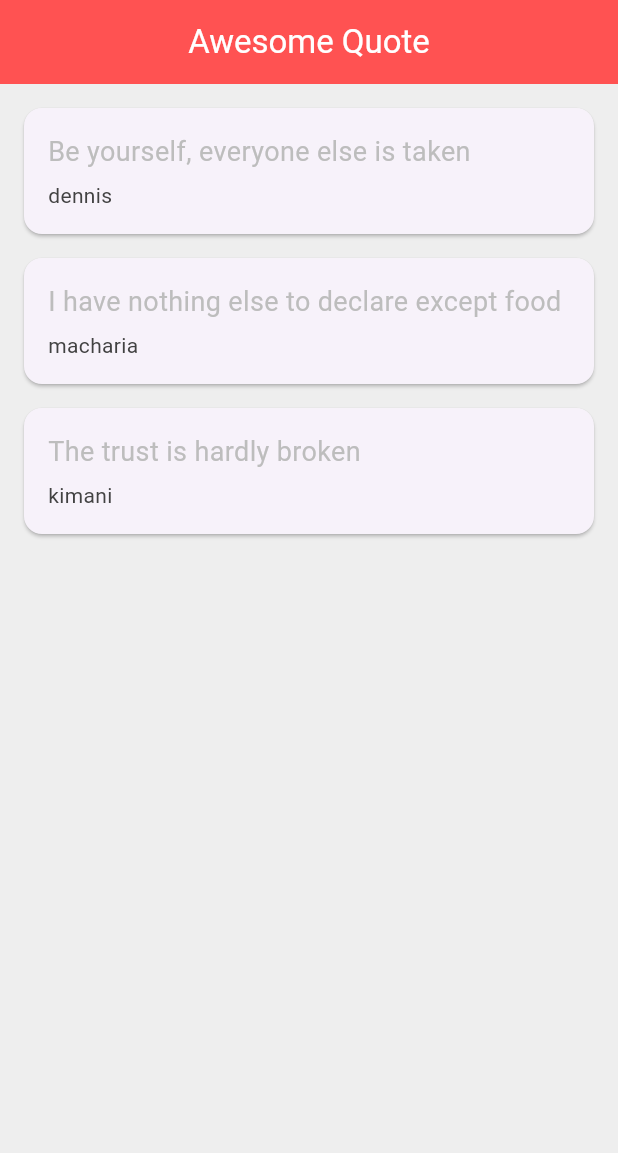
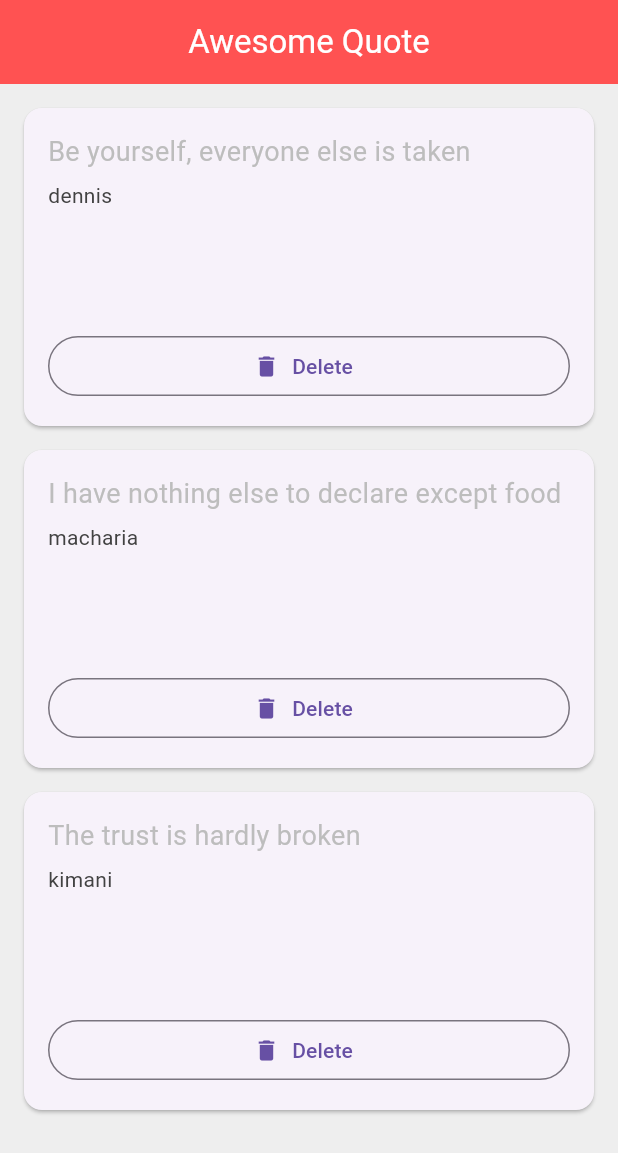
Before and after one commit to dennis027/learn-flutter, a Flutter app: the screen it shows after launch, on a phone screen of 412 x 824 dp. Shown: the top 1153 px of the screen. Run offline on Flutter 3.47's test engine with Material 3 defaults, Android fonts, the phone set to English and light mode, and no system bars.

Commit message:
passing functions as parameters

```diff
--- a/lib/main.dart
+++ b/lib/main.dart
@@ -42,7 +42,14 @@
         backgroundColor: Colors.redAccent,
       ),
       body: Column(
-        children: quotes.map((quote) => QuoteCard(quote: quote)).toList(), // Provides a direct list of widgets
+        children: quotes.map((quote) => QuoteCard(
+            quote: quote,
+            delete: (){
+              setState(() {
+                quotes.remove(quote);
+              });
+            }
+        )).toList(), // Provides a direct list of widgets
       ),
     );
   }
--- a/lib/quote_card.dart
+++ b/lib/quote_card.dart
@@ -3,7 +3,8 @@
 
 class QuoteCard extends StatelessWidget {
   final Quote quote;
-  QuoteCard  ({required this.quote});
+  final VoidCallback delete;
+  QuoteCard  ({required this.quote, required this.delete});
 
   @override
   Widget build(BuildContext context) {
@@ -30,6 +31,13 @@
                   fontSize: 14,
                   color: Colors.grey[800]
               ),
+            ),
+
+            SizedBox(height: 80,),
+            OutlinedButton.icon(
+              onPressed: delete,
+              icon: Icon(Icons.delete), // Icon widget here
+              label: Text('Delete'),    // Label text here
             )
 
           ],
```
